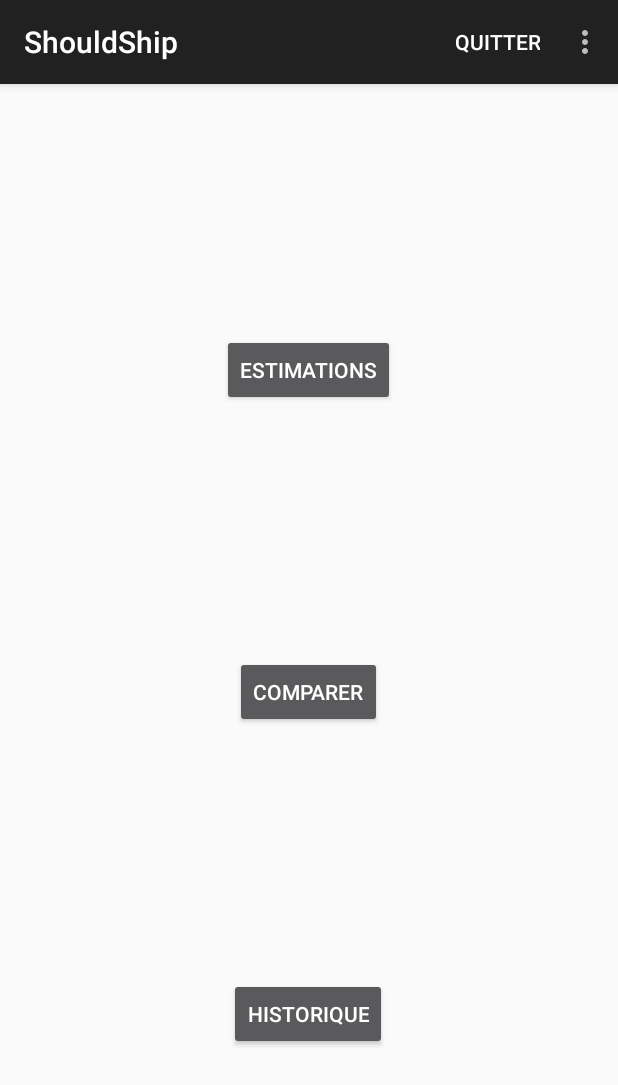
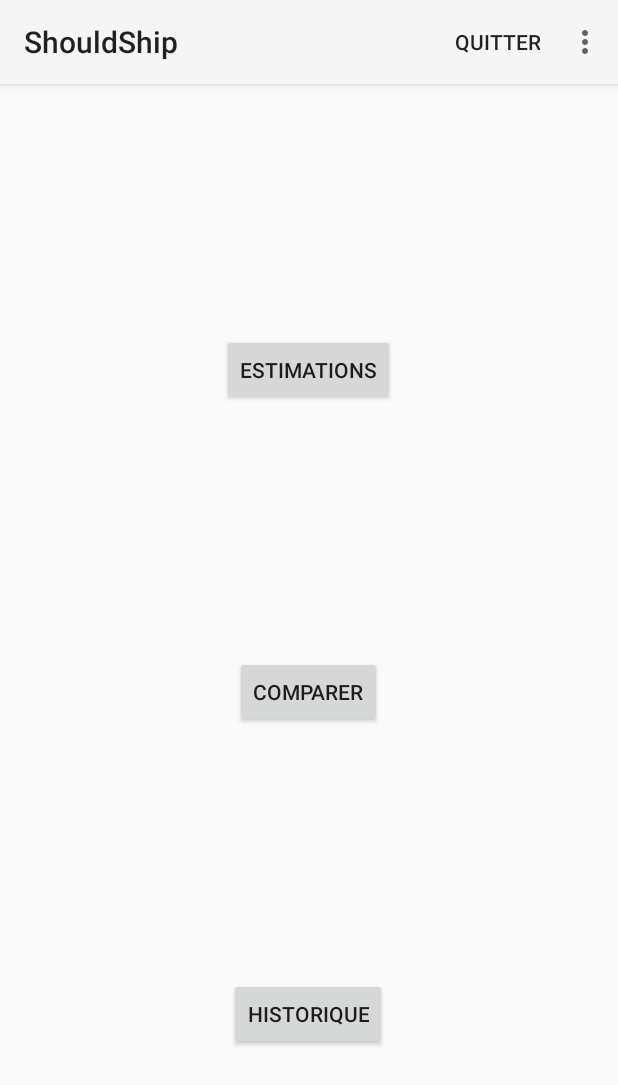
Before and after one commit to shiroling/ShouldIShipBis, an Android app: the screen it shows after launch (MainActivity), on a phone screen of 412 x 824 dp. Shown: the top 1085 px of the screen. Run offline under Robolectric (Android 15) with nearby library versions, the phone set to English and light mode, and no system bars.

Commit message:
hotfix : theme pour avoir toutes les couleures en bien

```diff
--- a/app/src/main/res/values/styles.xml
+++ b/app/src/main/res/values/styles.xml
@@ -1,6 +1,6 @@
 <?xml version="1.0" encoding="utf-8"?>
 <resources>
-    <style name="AppTheme" parent="Theme.AppCompat.Light.DarkActionBar">
-        <item name="android:theme">@style/Theme.AppCompat</item>
+    <style name="AppTheme" parent="Theme.AppCompat.DayNight">
+        <item name="android:theme">@style/Theme.AppCompat.DayNight</item>
     </style>
 </resources>
```
